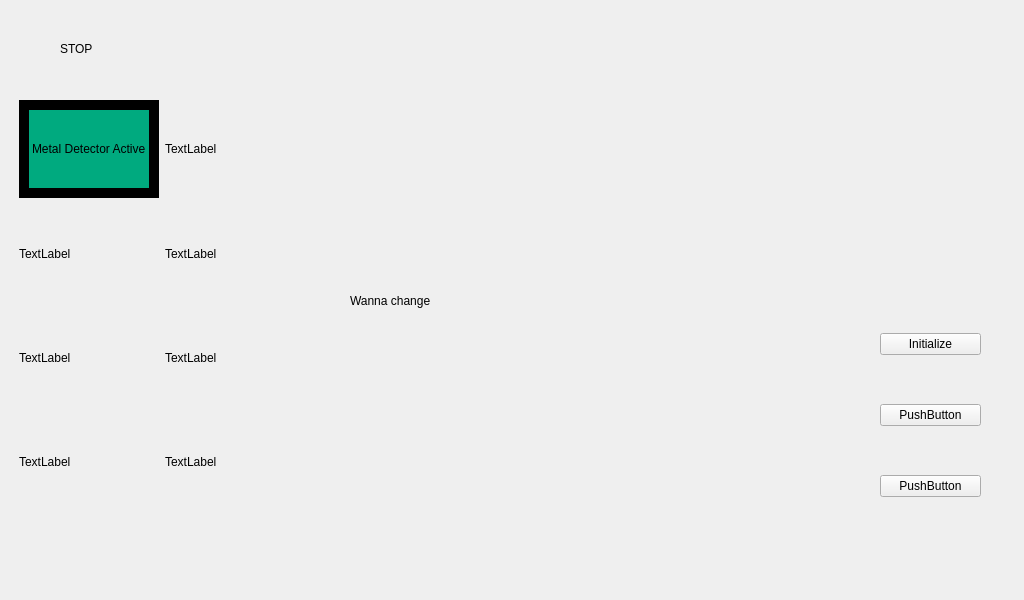
clearfield-robotics-ros/gui, file resource/minebot_gui.ui: the form before one commit.
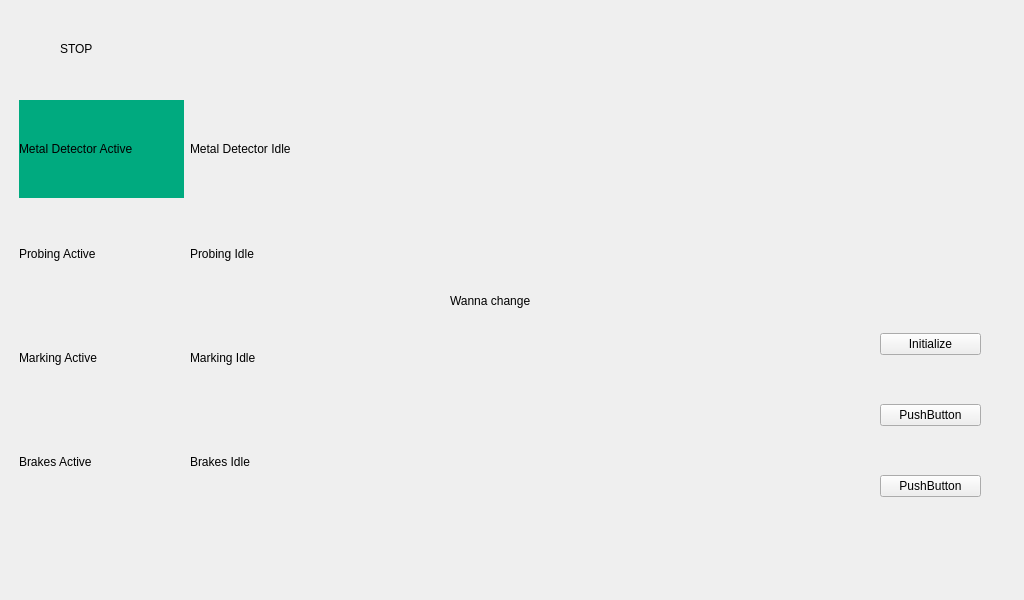
The form after the commit.

Commit message: box color change working

```diff
--- a/resource/minebot_gui.ui
+++ b/resource/minebot_gui.ui
@@ -53,7 +53,7 @@
   <widget class="QLabel" name="label">
    <property name="geometry">
     <rect>
-     <x>350</x>
+     <x>450</x>
      <y>270</y>
      <width>111</width>
      <height>61</height>
@@ -68,7 +68,7 @@
     <rect>
      <x>19</x>
      <y>100</y>
-     <width>253</width>
+     <width>336</width>
      <height>411</height>
     </rect>
    </property>
@@ -76,40 +76,145 @@
     <item row="0" column="1">
      <widget class="QLabel" name="label_3">
       <property name="text">
-       <string>TextLabel</string>
+       <string>Metal Detector Idle</string>
       </property>
      </widget>
     </item>
     <item row="1" column="0">
      <widget class="QLabel" name="label_5">
       <property name="text">
-       <string>TextLabel</string>
+       <string>Probing Active</string>
       </property>
      </widget>
     </item>
     <item row="2" column="0">
      <widget class="QLabel" name="label_6">
       <property name="text">
-       <string>TextLabel</string>
+       <string>Marking Active</string>
       </property>
      </widget>
     </item>
     <item row="2" column="1">
      <widget class="QLabel" name="label_7">
       <property name="text">
-       <string>TextLabel</string>
+       <string>Marking Idle</string>
       </property>
      </widget>
     </item>
     <item row="1" column="1">
      <widget class="QLabel" name="label_2">
       <property name="text">
-       <string>TextLabel</string>
+       <string>Probing Idle</string>
+      </property>
+     </widget>
+    </item>
+    <item row="3" column="1">
+     <widget class="QLabel" name="label_9">
+      <property name="text">
+       <string>Brakes Idle</string>
+      </property>
+     </widget>
+    </item>
+    <item row="3" column="0">
+     <widget class="QLabel" name="label_8">
+      <property name="text">
+       <string>Brakes Active</string>
       </property>
      </widget>
     </item>
     <item row="0" column="0">
-     <widget class="QLabel" name="label_4">
+     <widget class="QLabel" name="active_md">
+      <property name="palette">
+       <palette>
+        <active>
+         <colorrole role="Button">
+          <brush brushstyle="SolidPattern">
+           <color alpha="255">
+            <red>0</red>
+            <green>170</green>
+            <blue>127</blue>
+           </color>
+          </brush>
+         </colorrole>
+         <colorrole role="Base">
+          <brush brushstyle="SolidPattern">
+           <color alpha="255">
+            <red>0</red>
+            <green>170</green>
+            <blue>127</blue>
+           </color>
+          </brush>
+         </colorrole>
+         <colorrole role="Window">
+          <brush brushstyle="SolidPattern">
+           <color alpha="255">
+            <red>0</red>
+            <green>170</green>
+            <blue>127</blue>
+           </color>
+          </brush>
+         </colorrole>
+        </active>
+        <inactive>
+         <colorrole role="Button">
+          <brush brushstyle="SolidPattern">
+           <color alpha="255">
+            <red>0</red>
+            <green>170</green>
+            <blue>127</blue>
+           </color>
+          </brush>
+         </colorrole>
+         <colorrole role="Base">
+          <brush brushstyle="SolidPattern">
+           <color alpha="255">
+            <red>0</red>
+            <green>170</green>
+            <blue>127</blue>
+           </color>
+          </brush>
+         </colorrole>
+         <colorrole role="Window">
+          <brush brushstyle="SolidPattern">
+           <color alpha="255">
+            <red>0</red>
+            <green>170</green>
+            <blue>127</blue>
+           </color>
+          </brush>
+         </colorrole>
+        </inactive>
+        <disabled>
+         <colorrole role="Button">
+          <brush brushstyle="SolidPattern">
+           <color alpha="255">
+            <red>0</red>
+            <green>170</green>
+            <blue>127</blue>
+           </color>
+          </brush>
+         </colorrole>
+         <colorrole role="Base">
+          <brush brushstyle="SolidPattern">
+           <color alpha="255">
+            <red>0</red>
+            <green>170</green>
+            <blue>127</blue>
+           </color>
+          </brush>
+         </colorrole>
+         <colorrole role="Window">
+          <brush brushstyle="SolidPattern">
+           <color alpha="255">
+            <red>0</red>
+            <green>170</green>
+            <blue>127</blue>
+           </color>
+          </brush>
+         </colorrole>
+        </disabled>
+       </palette>
+      </property>
       <property name="styleSheet">
        <string notr="true">background-color: rgb(0, 170, 127);</string>
       </property>
@@ -117,27 +222,13 @@
        <enum>QFrame::Box</enum>
       </property>
       <property name="lineWidth">
-       <number>10</number>
+       <number>0</number>
       </property>
       <property name="text">
        <string>Metal Detector Active</string>
       </property>
      </widget>
     </item>
-    <item row="3" column="0">
-     <widget class="QLabel" name="label_8">
-      <property name="text">
-       <string>TextLabel</string>
-      </property>
-     </widget>
-    </item>
-    <item row="3" column="1">
-     <widget class="QLabel" name="label_9">
-      <property name="text">
-       <string>TextLabel</string>
-      </property>
-     </widget>
-    </item>
    </layout>
   </widget>
   <widget class="QLabel" name="label_10">
```
Left out of the diff: 6 changed lines with no effect on the pictures. The commit also changes 2 other files.
